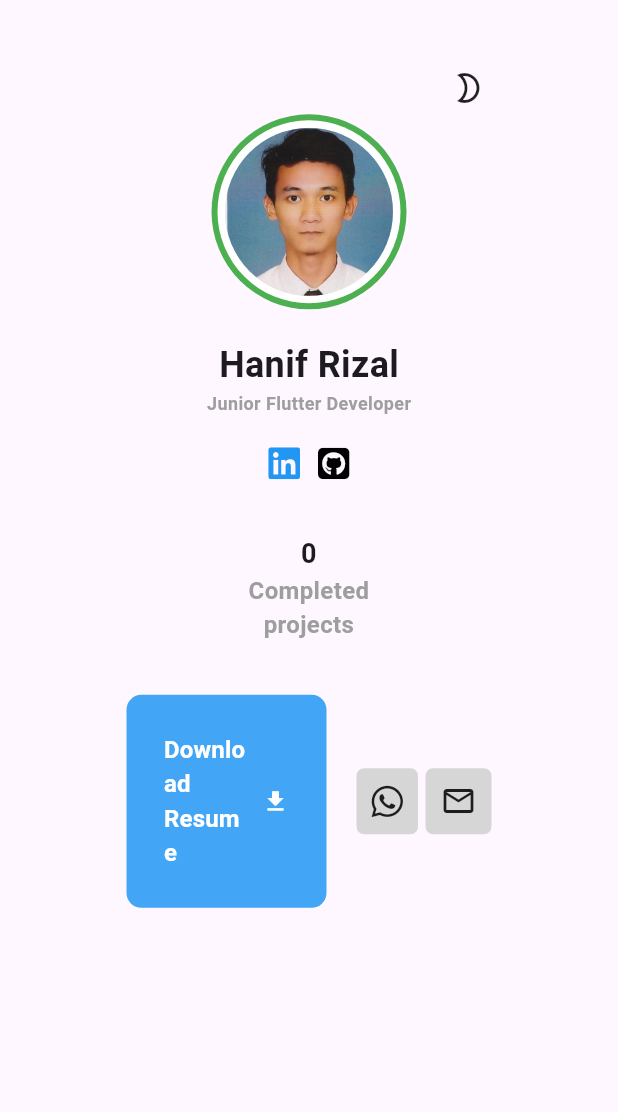
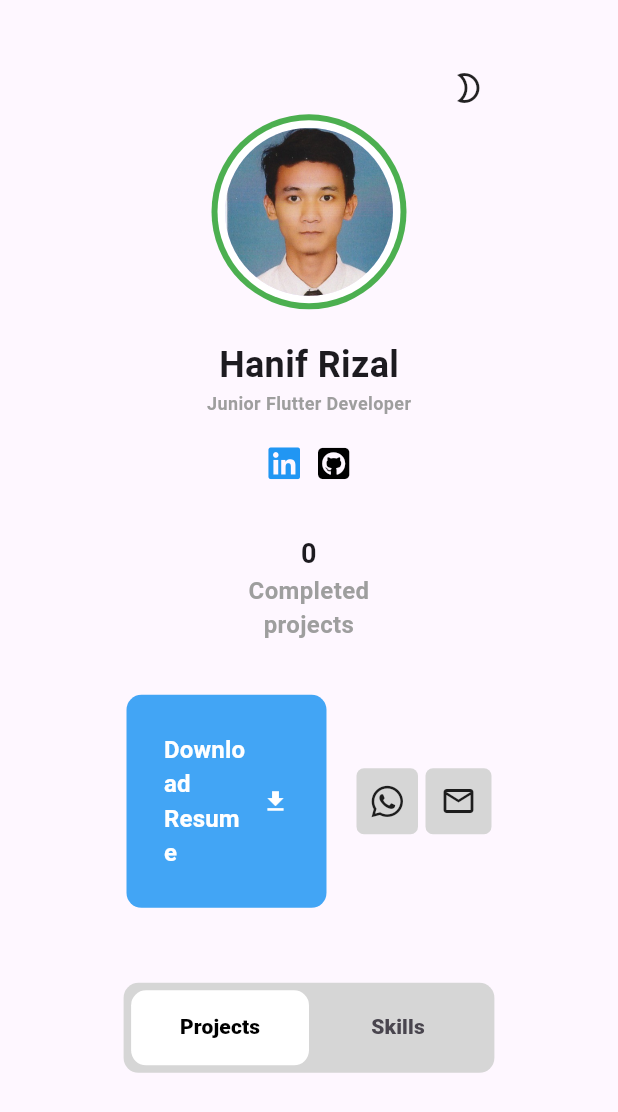
Before and after one commit to rhanifrizal/portfolio, a Flutter app: the screen it shows after launch, on a phone screen of 412 x 824 dp. Shown: the top 1112 px of the screen. Run offline on Flutter 3.47's test engine with Material 3 defaults, Android fonts, the phone set to English and light mode, and no system bars; our stand-ins replace font_awesome_flutter.

Commit message:
Added tabbar

```diff
--- a/lib/homepage_screen.dart
+++ b/lib/homepage_screen.dart
@@ -8,19 +8,27 @@ class HomepageScreen extends StatefulWidget {
   State<HomepageScreen> createState() => _HomepageScreenState();
 }
 
-class _HomepageScreenState extends State<HomepageScreen> {
+class _HomepageScreenState extends State<HomepageScreen> with SingleTickerProviderStateMixin {
+  late TabController tabController;
   bool isHovered = false;
+
+  @override
+  void initState() {
+    super.initState();
+    tabController = TabController(length: 2, vsync: this);
+  }
+
   @override
   Widget build(BuildContext context) {
     Size size = MediaQuery.of(context).size;
     return Scaffold(
       body: SafeArea(
-        child: Padding(
-          padding: EdgeInsets.symmetric(
-            vertical: size.height * 0.05,
-            horizontal: size.width * 0.20,
-          ),
-          child: SingleChildScrollView(
+        child: SingleChildScrollView(
+          child: Padding(
+            padding: EdgeInsets.symmetric(
+              vertical: size.height * 0.05,
+              horizontal: size.width * 0.20,
+            ),
             child: Column(
               children: [
                 nightMode(),
@@ -29,6 +37,18 @@ class _HomepageScreenState extends State<HomepageScreen> {
                 links(),
                 completedProject(),
                 contact(),
+                tabBar(size),
+                SizedBox(
+                  height: 300,
+                  child: TabBarView(
+                    controller: tabController,
+                    children: [
+                      Icon(Icons.abc),
+                      Icon(Icons.abc),
+                    ],
+                  ),
+                ),
+                copyright(),
               ],
             ),
           ),
@@ -151,8 +171,7 @@ class _HomepageScreenState extends State<HomepageScreen> {
     );
   }
 
-  Widget contact()
-  {
+  Widget contact() {
     return Row(
       mainAxisAlignment: MainAxisAlignment.center,
       children: [
@@ -222,4 +241,53 @@ class _HomepageScreenState extends State<HomepageScreen> {
       ],
     );
   }
+
+  Widget tabBar(Size size) {
+    return Padding(
+      padding: const EdgeInsets.symmetric(vertical: 50.0),
+      child: Container(
+        height: 60,
+        width: 300,
+        decoration: BoxDecoration(
+          color: Colors.grey[350],
+          borderRadius: BorderRadius.circular(10),
+        ),
+        child: TabBar(
+          controller: tabController,
+          padding: const EdgeInsets.all(5),
+          dividerColor: Colors.transparent,
+          indicatorSize: TabBarIndicatorSize.tab,
+          indicator: BoxDecoration(
+            borderRadius: BorderRadius.circular(10),
+            color: Colors.white,
+          ),
+          labelStyle: const TextStyle(
+            fontWeight: FontWeight.w800,
+            fontSize: 14,
+          ),
+          tabs: const [
+            Tab(
+              text: 'Projects',
+            ),
+            Tab(
+              text: 'Skills',
+            ),
+          ],
+          labelColor: Colors.black,
+        ),
+      ),
+    );
+  }
+
+  Widget copyright() {
+    return const Padding(
+      padding: EdgeInsets.only(top: 100.0),
+      child: Text(
+        "© rhanifrizal. All rights reserved",
+        style: TextStyle(
+          color: Colors.grey,
+        )
+      ),
+    );
+  }
 }
```
